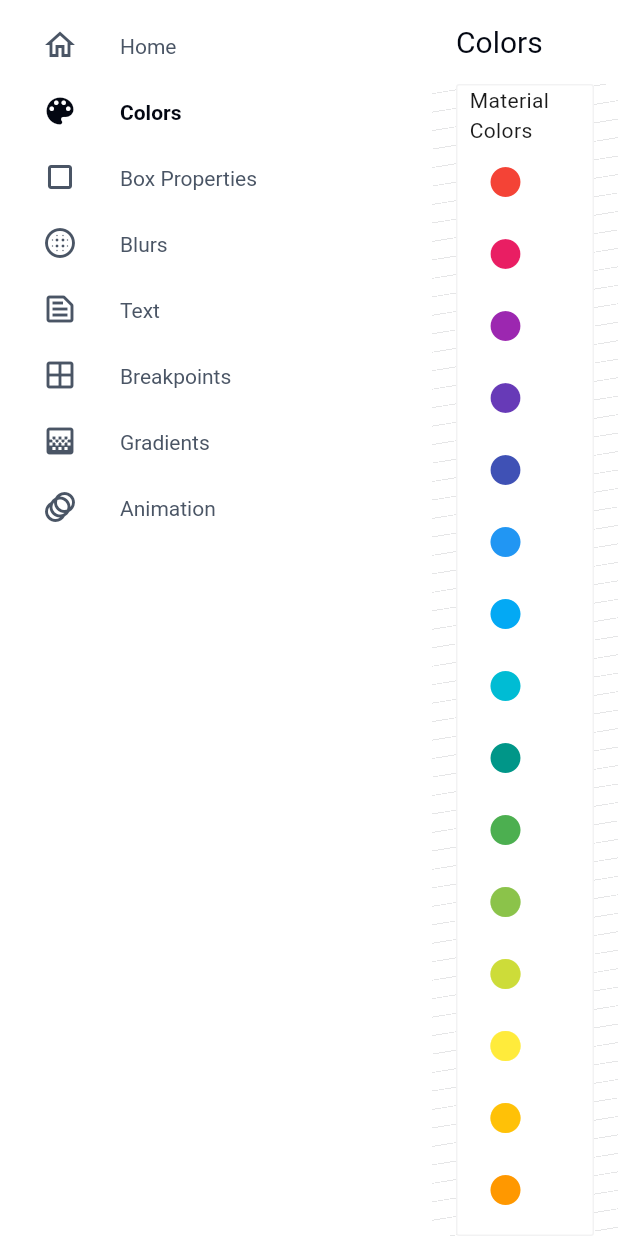
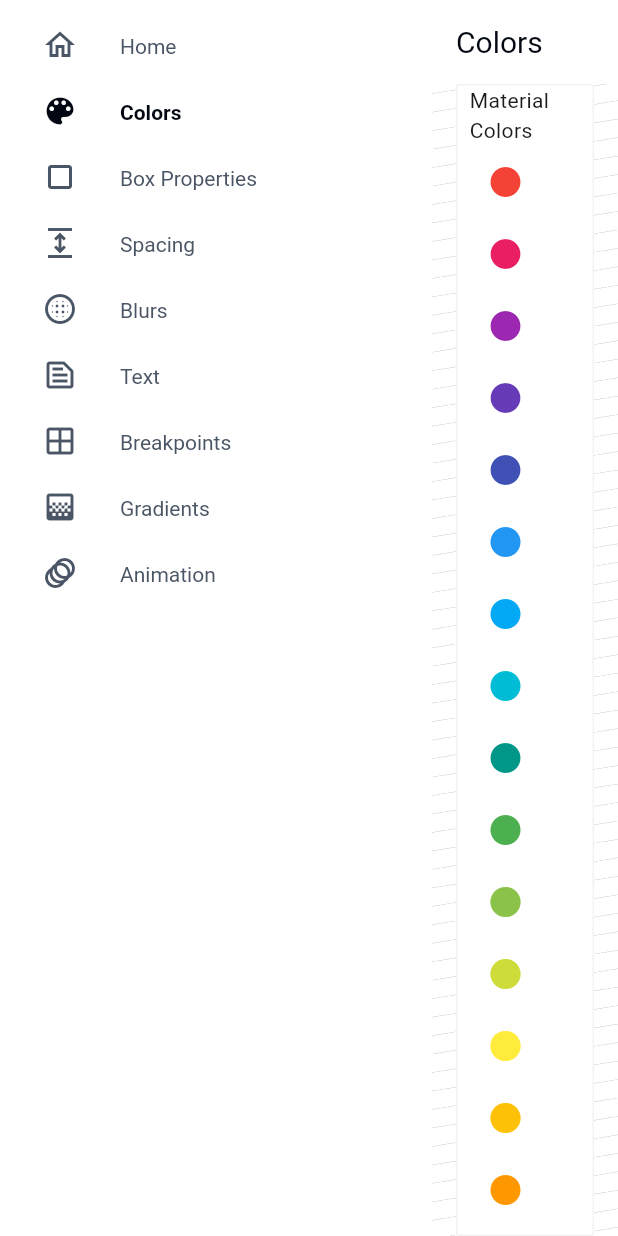
Before and after one commit to BoseVJeff/tw_flutter, a Flutter app: the screen it shows after launch, after a tap on "Colors", on a phone screen of 412 x 824 dp. Run offline on Flutter 3.47's test engine with Material 3 defaults, Android fonts, the phone set to English and light mode, and no system bars; our stand-ins replace csslib; missing offline and left inert: sass_api; Roboto replaces fonts that are missing (Segoe UI).

Commit message:
Added demo for padding and margin to example app

```diff
--- a/example/lib/main.dart
+++ b/example/lib/main.dart
@@ -5,6 +5,7 @@ import 'package:example/pages/breaks_page.dart';
 import 'package:example/pages/colors_page.dart';
 import 'package:example/pages/gradient_page.dart';
 import 'package:example/pages/home_page.dart';
+import 'package:example/pages/spacing_page.dart';
 import 'package:example/pages/text_page.dart';
 import 'package:flutter/material.dart';
 import 'package:tw_flutter/tw_flutter.dart';
@@ -48,6 +49,12 @@ class _TailwindAppState extends State<TailwindApp> {
       page: BoxPage(),
       icon: Icon(Icons.crop_square_outlined),
       selectedIcon: Icon(Icons.crop_square),
+    ),
+    "/spacing": (
+      name: "Spacing",
+      page: SpacingPage(),
+      icon: Icon(Icons.expand_outlined),
+      selectedIcon: Icon(Icons.expand),
     ),
     "/blur": (
       name: "Blurs",
```
Also changed, not shown: example/lib/pages/spacing_page.dart (added, +34 -0 lines).
